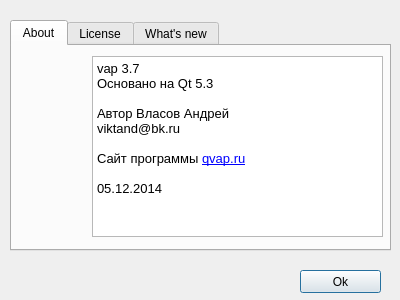
First picture: the form in about.ui, repository viktand/vap4, before the edit.
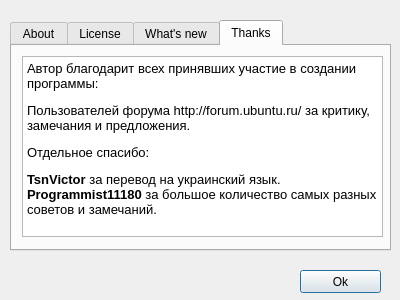
Second picture: the form after the edit. Icons and pictures are not drawn.

The edit to the form file:
```diff
--- a/about.ui
+++ b/about.ui
@@ -39,7 +39,7 @@
     </rect>
    </property>
    <property name="currentIndex">
-    <number>0</number>
+    <number>3</number>
    </property>
    <widget class="QWidget" name="tab">
     <attribute name="title">
@@ -87,7 +87,7 @@
 &lt;html&gt;&lt;head&gt;&lt;meta name=&quot;qrichtext&quot; content=&quot;1&quot; /&gt;&lt;style type=&quot;text/css&quot;&gt;
 p, li { white-space: pre-wrap; }
 &lt;/style&gt;&lt;/head&gt;&lt;body style=&quot; font-family:'Ubuntu'; font-size:10pt; font-weight:400; font-style:normal;&quot;&gt;
-&lt;p style=&quot; margin-top:0px; margin-bottom:0px; margin-left:0px; margin-right:0px; -qt-block-indent:0; text-indent:0px;&quot;&gt;vap 3.7&lt;/p&gt;
+&lt;p style=&quot; margin-top:0px; margin-bottom:0px; margin-left:0px; margin-right:0px; -qt-block-indent:0; text-indent:0px;&quot;&gt;vap 3.8&lt;/p&gt;
 &lt;p style=&quot; margin-top:0px; margin-bottom:0px; margin-left:0px; margin-right:0px; -qt-block-indent:0; text-indent:0px;&quot;&gt;Основано на Qt 5.3&lt;/p&gt;
 &lt;p style=&quot;-qt-paragraph-type:empty; margin-top:0px; margin-bottom:0px; margin-left:0px; margin-right:0px; -qt-block-indent:0; text-indent:0px;&quot;&gt;&lt;br /&gt;&lt;/p&gt;
 &lt;p style=&quot; margin-top:0px; margin-bottom:0px; margin-left:0px; margin-right:0px; -qt-block-indent:0; text-indent:0px;&quot;&gt;Автор Власов Андрей&lt;/p&gt;
@@ -224,6 +224,42 @@
      </property>
     </widget>
    </widget>
+   <widget class="QWidget" name="tab_4">
+    <attribute name="title">
+     <string>Thanks</string>
+    </attribute>
+    <widget class="QTextEdit" name="textEdit_4">
+     <property name="enabled">
+      <bool>true</bool>
+     </property>
+     <property name="geometry">
+      <rect>
+       <x>10</x>
+       <y>10</y>
+       <width>361</width>
+       <height>181</height>
+      </rect>
+     </property>
+     <property name="font">
+      <font>
+       <pointsize>10</pointsize>
+      </font>
+     </property>
+     <property name="readOnly">
+      <bool>true</bool>
+     </property>
+     <property name="html">
+      <string>&lt;!DOCTYPE HTML PUBLIC &quot;-//W3C//DTD HTML 4.0//EN&quot; &quot;http://www.w3.org/TR/REC-html40/strict.dtd&quot;&gt;
+&lt;html&gt;&lt;head&gt;&lt;meta name=&quot;qrichtext&quot; content=&quot;1&quot; /&gt;&lt;style type=&quot;text/css&quot;&gt;
+p, li { white-space: pre-wrap; }
+&lt;/style&gt;&lt;/head&gt;&lt;body style=&quot; font-family:'Ubuntu'; font-size:10pt; font-weight:400; font-style:normal;&quot;&gt;
+&lt;p style=&quot; margin-top:0px; margin-bottom:0px; margin-left:0px; margin-right:0px; -qt-block-indent:0; text-indent:0px;&quot;&gt;Автор благодарит всех принявших участие в создании программы:&lt;/p&gt;
+&lt;p style=&quot; margin-top:12px; margin-bottom:12px; margin-left:0px; margin-right:0px; -qt-block-indent:0; text-indent:0px;&quot;&gt;Пользователей форума http://forum.ubuntu.ru/ за критику, замечания и предложения.&lt;/p&gt;
+&lt;p style=&quot; margin-top:12px; margin-bottom:12px; margin-left:0px; margin-right:0px; -qt-block-indent:0; text-indent:0px;&quot;&gt;Отдельное спасибо:&lt;/p&gt;
+&lt;p style=&quot; margin-top:12px; margin-bottom:12px; margin-left:0px; margin-right:0px; -qt-block-indent:0; text-indent:0px;&quot;&gt;&lt;span style=&quot; font-weight:600;&quot;&gt;TsnVictor&lt;/span&gt; за перевод на украинский язык. &lt;br /&gt;&lt;span style=&quot; font-weight:600;&quot;&gt;Programmist11180&lt;/span&gt; за большое количество самых разных советов и замечаний.&lt;/p&gt;&lt;/body&gt;&lt;/html&gt;</string>
+     </property>
+    </widget>
+   </widget>
   </widget>
   <widget class="QPushButton" name="pushButton">
    <property name="geometry">
```
Left out of the diff: 5 changed lines with no effect on the pictures.
